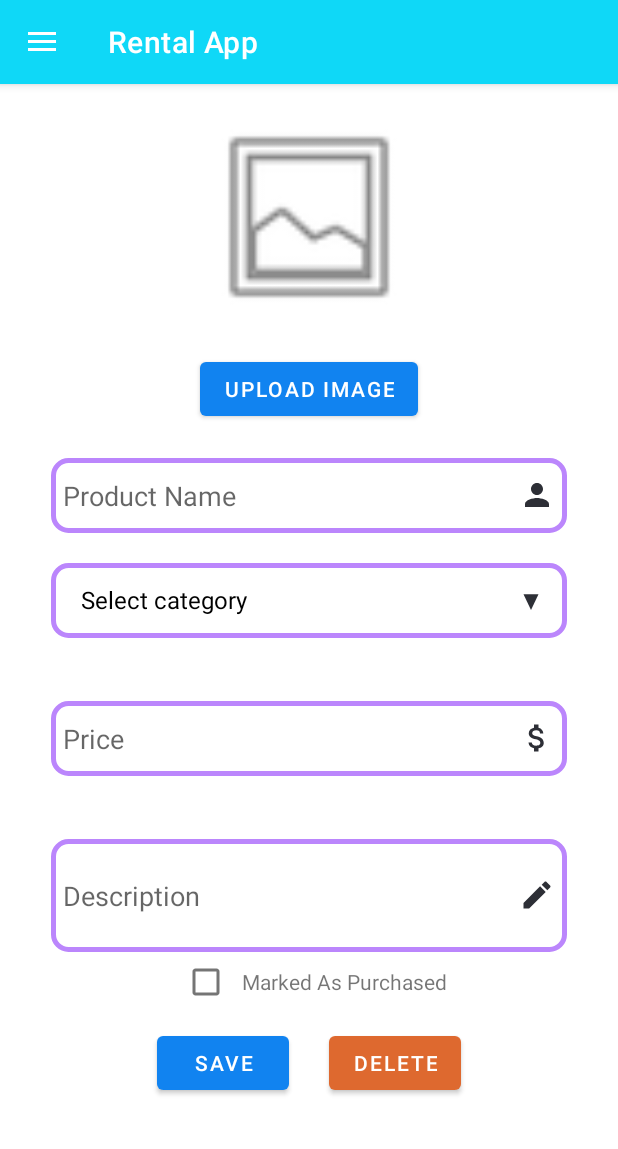
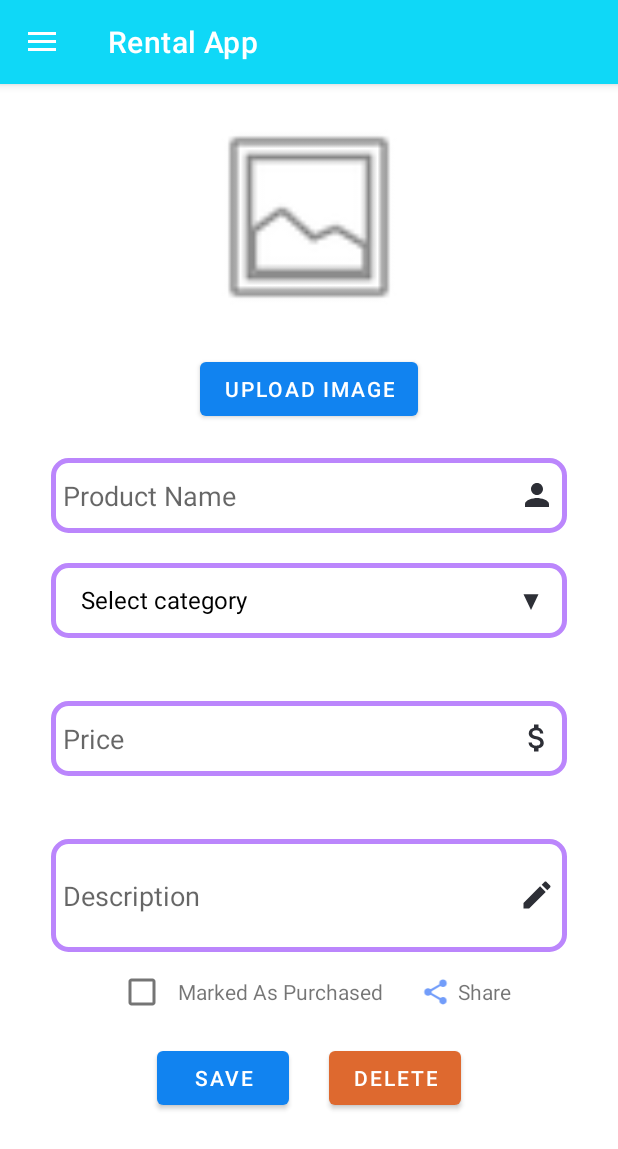
Before and after one commit to saw1232582000/CET343, an Android app: the fragment Property_Form_Fragment placed in its activity, on a phone screen of 412 x 824 dp. Shown: the top 1149 px of the screen. Run offline under Robolectric (Android 15) with nearby library versions, the phone set to English and light mode, and no system bars; 2 statements that could not run were skipped.

Commit message:
add:add sms feature

```diff
--- a/app/src/main/AndroidManifest.xml
+++ b/app/src/main/AndroidManifest.xml
@@ -1,6 +1,9 @@
 <?xml version="1.0" encoding="utf-8"?>
 <manifest xmlns:android="http://schemas.android.com/apk/res/android"
     xmlns:tools="http://schemas.android.com/tools">
+
+    <!-- Add the permission for sending SMS -->
+    <uses-permission android:name="android.permission.SEND_SMS" />
 
     <application
         android:allowBackup="true"
--- /dev/null
+++ b/app/src/main/res/drawable/share_logo.xml
@@ -0,0 +1,5 @@
+<vector android:height="30dp" android:tint="#729DFA"
+    android:viewportHeight="24" android:viewportWidth="24"
+    android:width="30dp" xmlns:android="http://schemas.android.com/apk/res/android">
+    <path android:fillColor="@android:color/white" android:pathData="M18,16.08c-0.76,0 -1.44,0.3 -1.96,0.77L8.91,12.7c0.05,-0.23 0.09,-0.46 0.09,-0.7s-0.04,-0.47 -0.09,-0.7l7.05,-4.11c0.54,0.5 1.25,0.81 2.04,0.81 1.66,0 3,-1.34 3,-3s-1.34,-3 -3,-3 -3,1.34 -3,3c0,0.24 0.04,0.47 0.09,0.7L8.04,9.81C7.5,9.31 6.79,9 6,9c-1.66,0 -3,1.34 -3,3s1.34,3 3,3c0.79,0 1.5,-0.31 2.04,-0.81l7.12,4.16c-0.05,0.21 -0.08,0.43 -0.08,0.65 0,1.61 1.31,2.92 2.92,2.92 1.61,0 2.92,-1.31 2.92,-2.92s-1.31,-2.92 -2.92,-2.92z"/>
+</vector>
--- a/app/src/main/res/layout/property_form_fragment.xml
+++ b/app/src/main/res/layout/property_form_fragment.xml
@@ -172,7 +172,8 @@
             android:layout_width="wrap_content"
             android:layout_height="20dp"
             android:layout_gravity="center"
-            android:orientation="horizontal">
+            android:orientation="horizontal"
+            android:layout_marginTop="10px">
             <com.google.android.material.checkbox.MaterialCheckBox
                 android:id="@+id/item_is_purchased"
                 android:layout_width="match_parent"
@@ -181,7 +182,27 @@
                 android:layout_width="wrap_content"
                 android:layout_height="wrap_content"
                 android:text="Marked As Purchased"
+                android:layout_marginRight="20dp"
                 />
+            <com.google.android.material.imageview.ShapeableImageView
+                android:id="@+id/share_item"
+                android:layout_width="wrap_content"
+                android:layout_height="wrap_content"
+                android:src="@drawable/share_logo"
+                />
+            <TextView
+                android:layout_width="wrap_content"
+                android:layout_height="wrap_content"
+                android:text="Share"
+                />
+        </LinearLayout>
+        <LinearLayout
+            android:id="@+id/item_share"
+            android:layout_width="wrap_content"
+            android:layout_height="20dp"
+            android:layout_gravity="center"
+            android:orientation="horizontal">
+
         </LinearLayout>
         <LinearLayout
             android:layout_width="wrap_content"
@@ -195,7 +216,7 @@
                 app:backgroundTint="#1183f0"
                 android:id="@+id/save_btn"
                 android:text="Save"
-                android:layout_marginTop="30px"
+                android:layout_marginTop="5px"
                 android:layout_marginHorizontal="20px"/>
             <com.google.android.material.button.MaterialButton
                 android:layout_width="wrap_content"
@@ -203,7 +224,7 @@
                 app:backgroundTint="#de692f"
                 android:id="@+id/delete_btn"
                 android:text="Delete"
-                android:layout_marginTop="30px"
+                android:layout_marginTop="5px"
                 android:layout_marginHorizontal="20px"/>
         </LinearLayout>
 
```
Also changed, not shown: app/src/main/java/SMSHelper/SMSHelper.java (added, +50 -0 lines), app/src/main/java/UI/Property_Form_Fragment.java (+52 -1 lines), app/src/main/res/layout/target_phone_number.xml (added, +14 -0 lines).
